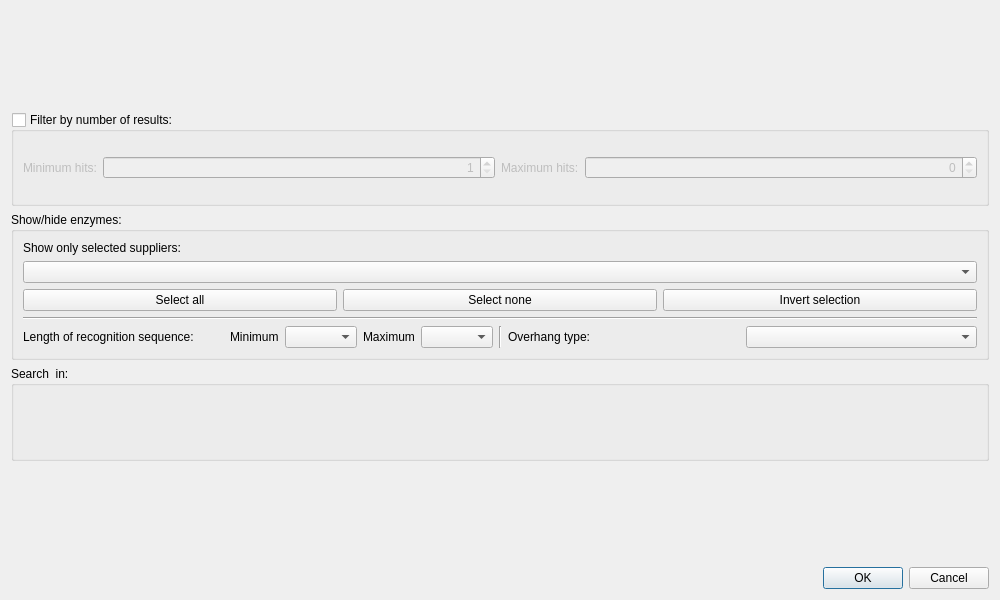
The window that src/plugins/enzymes/src/FindEnzymesDialog.ui (ugeneunipro/ugene) describes before a commit, drawn with Qt 5.
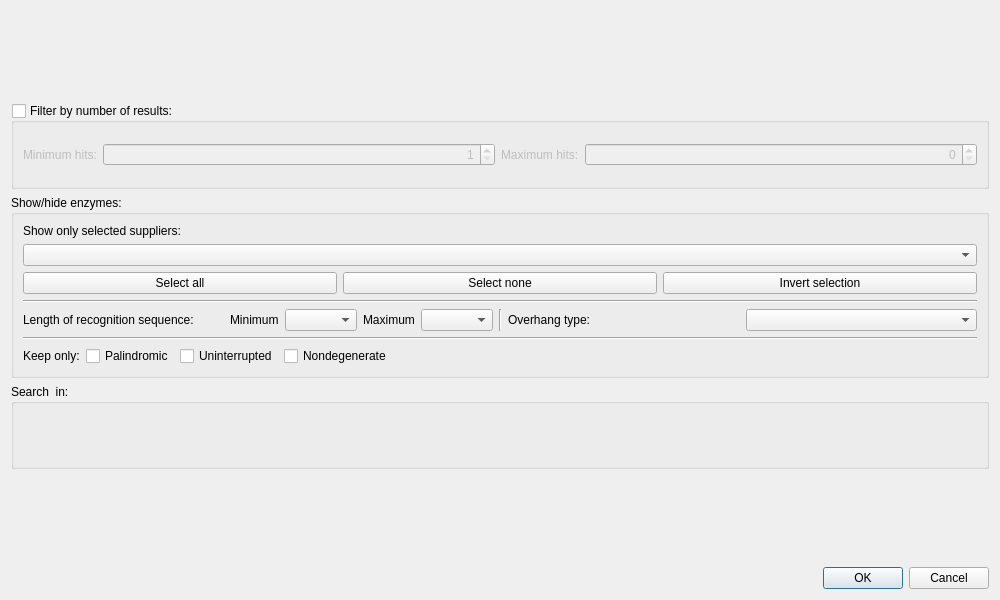
The same window after the commit. Custom widgets are drawn as their Qt base class.

What changed in the file:
```diff
--- a/src/plugins/enzymes/src/FindEnzymesDialog.ui
+++ b/src/plugins/enzymes/src/FindEnzymesDialog.ui
@@ -270,6 +270,76 @@
         </item>
        </layout>
       </item>
+      <item>
+       <widget class="Line" name="line_3">
+        <property name="orientation">
+         <enum>Qt::Horizontal</enum>
+        </property>
+       </widget>
+      </item>
+      <item>
+       <layout class="QHBoxLayout" name="horizontalLayout_8">
+        <item>
+         <widget class="QLabel" name="label_8">
+          <property name="text">
+           <string>Keep only:</string>
+          </property>
+         </widget>
+        </item>
+        <item>
+         <widget class="QCheckBox" name="cbShowPalindromic">
+          <property name="toolTip">
+           <string>Forward and reverse-complementary enzyme strands are equal</string>
+          </property>
+          <property name="text">
+           <string>Palindromic</string>
+          </property>
+          <property name="checked">
+           <bool>false</bool>
+          </property>
+         </widget>
+        </item>
+        <item>
+         <widget class="QCheckBox" name="cbShowUninterrupted">
+          <property name="toolTip">
+           <string>No internal N's</string>
+          </property>
+          <property name="text">
+           <string>Uninterrupted</string>
+          </property>
+          <property name="checked">
+           <bool>false</bool>
+          </property>
+         </widget>
+        </item>
+        <item>
+         <widget class="QCheckBox" name="cbShowNondegenerate">
+          <property name="toolTip">
+           <string>No extended DNA alphabet symbols (A, C, G, T and N only)</string>
+          </property>
+          <property name="text">
+           <string>Nondegenerate</string>
+          </property>
+          <property name="checked">
+           <bool>false</bool>
+          </property>
+         </widget>
+        </item>
+        <item>
+         <spacer name="horizontalSpacer_2">
+          <property name="orientation">
+           <enum>Qt::Horizontal</enum>
+          </property>
+          <property name="sizeHint" stdset="0">
+           <size>
+            <width>40</width>
+            <height>20</height>
+           </size>
+          </property>
+         </spacer>
+        </item>
+       </layout>
+      </item>
      </layout>
     </widget>
    </item>
```
